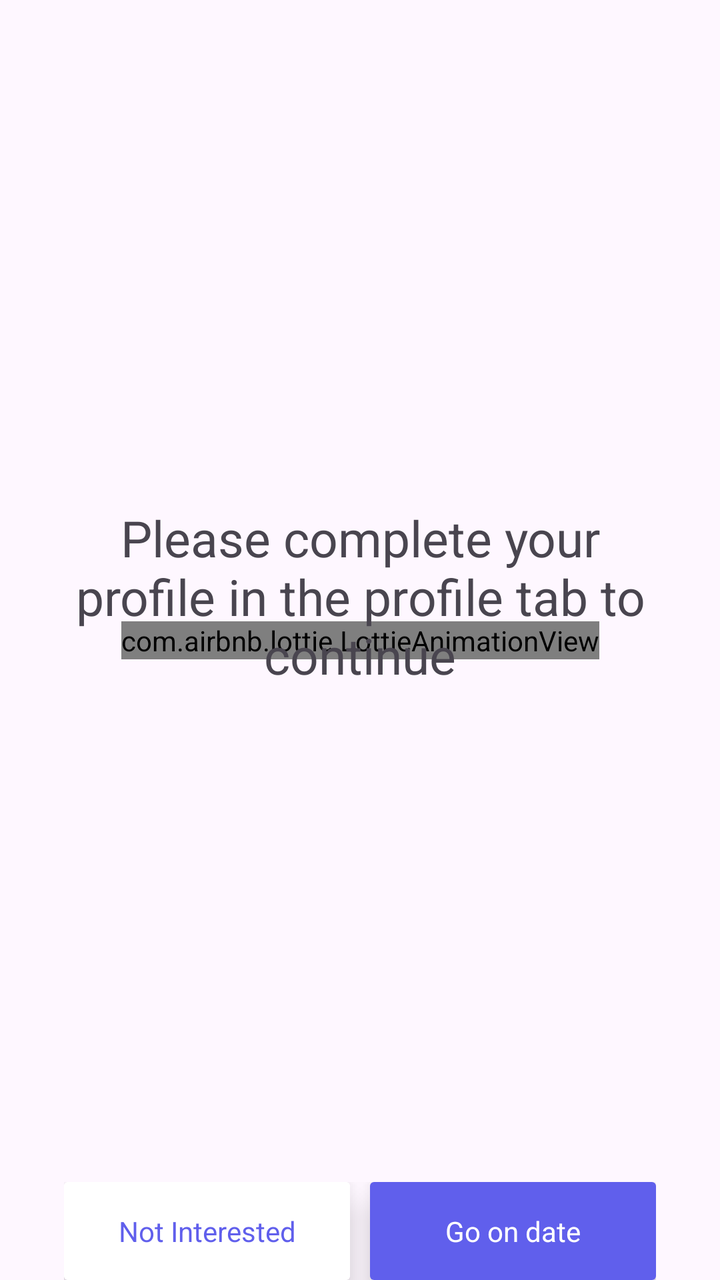
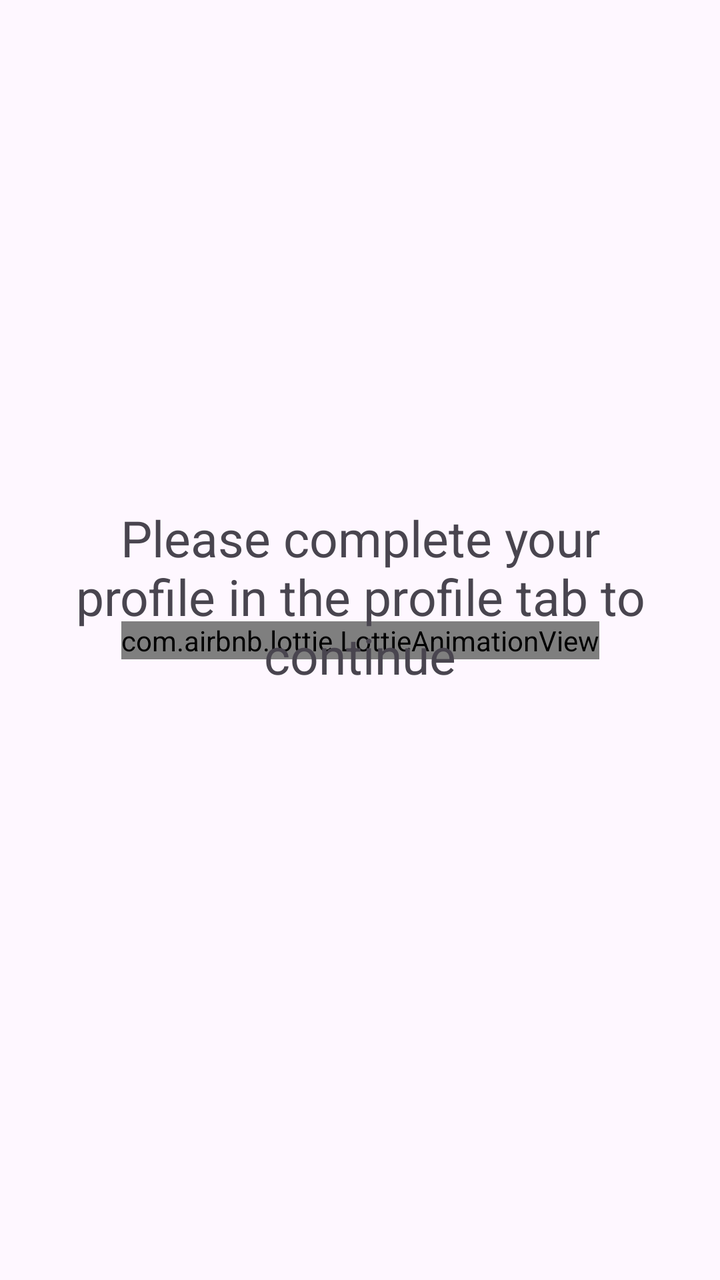

Two renders of the same Android screen: before a commit and after it. Below are the layout's source before the change and the commit's diff.
<!-- AndroidManifest.xml: application theme Theme.You4me -->
<!-- res/layout/fragment_find_date.xml -->
<?xml version="1.0" encoding="utf-8"?>
<androidx.constraintlayout.widget.ConstraintLayout
    xmlns:android="http://schemas.android.com/apk/res/android"
    xmlns:app="http://schemas.android.com/apk/res-auto"
    xmlns:tools="http://schemas.android.com/tools"
    android:layout_width="match_parent"
    android:layout_height="match_parent"
    android:layout_marginVertical="32dp"
    android:gravity="center"
    android:orientation="horizontal"
    android:paddingHorizontal="32dp"
    tools:context=".ui.main.FindDateFragment">

    <androidx.core.widget.NestedScrollView
        android:layout_width="match_parent"
        android:layout_height="match_parent"
        android:fillViewport="true"
        android:fitsSystemWindows="true">
    <androidx.constraintlayout.widget.ConstraintLayout
        android:id="@+id/main_lyt"
        android:layout_width="match_parent"
        android:layout_height="match_parent"
        android:visibility="gone"
        android:layout_marginBottom="@dimen/margin_70dp"
        app:layout_constraintBottom_toBottomOf="parent"
        app:layout_constraintEnd_toEndOf="parent"
        app:layout_constraintStart_toStartOf="parent"
        app:layout_constraintTop_toTopOf="parent">

        <TextView
            android:id="@+id/find_date_text"
            android:layout_width="wrap_content"
            android:layout_height="wrap_content"
            android:text="Find Date"
            android:layout_marginTop="@dimen/margin_20dp"
            android:textColor="@color/black"
            android:textSize="@dimen/text_size_25sp"
            app:layout_constraintEnd_toEndOf="parent"
            app:layout_constraintStart_toStartOf="parent"
            app:layout_constraintTop_toTopOf="parent" />

        <TextView
            android:id="@+id/find_date_sub_text"
            android:layout_width="wrap_content"
            android:layout_height="wrap_content"
            android:text="Find people who are available to go on a date"
            app:layout_constraintEnd_toEndOf="parent"
            app:layout_constraintStart_toStartOf="parent"
            app:layout_constraintTop_toBottomOf="@+id/find_date_text" />

        <ImageView
            android:id="@+id/imageView"
            android:layout_width="match_parent"
            android:layout_height="300dp"
            android:scaleType="fitXY"
            android:layout_marginTop="@dimen/margin_10dp"
            android:src="@drawable/find_date_placeholder"
            app:layout_constraintEnd_toEndOf="parent"
            app:layout_constraintStart_toStartOf="parent"
            app:layout_constraintTop_toBottomOf="@+id/find_date_sub_text" />

        <TextView
            android:id="@+id/user_name"
            android:layout_width="wrap_content"
            android:layout_height="wrap_content"
            android:layout_marginTop="@dimen/margin_10dp"
            android:text="Mary, 25"
            android:textColor="@color/black"
            android:textSize="@dimen/text_size_20sp"
            android:textStyle="bold"
            app:layout_constraintStart_toStartOf="parent"
            app:layout_constraintTop_toBottomOf="@+id/imageView" />

        <TextView
            android:id="@+id/my_location"
            android:layout_width="wrap_content"
            android:layout_height="wrap_content"
            android:layout_marginTop="@dimen/margin_20dp"
            android:text="Lagos"
            android:textSize="@dimen/text_size_15sp"
            android:textStyle="italic"
            app:layout_constraintBottom_toBottomOf="@+id/user_name"
            app:layout_constraintEnd_toEndOf="parent"
            app:layout_constraintTop_toBottomOf="@+id/imageView" />

        <TextView
            android:id="@+id/bio"
            android:layout_width="wrap_content"
            android:layout_height="wrap_content"
            android:layout_marginTop="@dimen/margin_10dp"
            android:gravity="start"
            android:text="Lorem ipsum dolor sit amet, consectetur adipiscing elit, sed do eiusmod tempor incididunt ut labore et dolore magna aliqua. Ut enim ad minim veniam, quis nostrud exercitation ullamco laboris nisi ut aliquip ex ea commodo consequat."
            android:textSize="@dimen/text_size_15sp"
            app:layout_constraintEnd_toEndOf="parent"
            app:layout_constraintStart_toStartOf="parent"
            app:layout_constraintTop_toBottomOf="@+id/user_name" />

        <LinearLayout
            android:id="@+id/location_layout"
            android:layout_width="0dp"
            android:layout_height="wrap_content"
            android:layout_marginTop="@dimen/margin_10dp"
            android:orientation="horizontal"
            android:weightSum="2"
            app:layout_constraintStart_toStartOf="parent"
            app:layout_constraintTop_toBottomOf="@+id/bio">

            <TextView
                android:layout_width="wrap_content"
                android:layout_height="wrap_content"
                android:text="Location : "
                android:textColor="@color/black"
                android:textStyle="bold" />

            <TextView
                android:id="@+id/location"
                android:layout_width="wrap_content"
                android:layout_height="wrap_content"
                android:text="Blackbell" />

        </LinearLayout>

        <LinearLayout
            android:id="@+id/payment_lyt"
            android:layout_width="wrap_content"
            android:layout_height="wrap_content"
            android:layout_marginTop="@dimen/margin_5dp"
            android:orientation="horizontal"
            android:weightSum="2"
            app:layout_constraintStart_toStartOf="parent"
            app:layout_constraintTop_toBottomOf="@+id/location_layout">

            <TextView
                android:layout_width="wrap_content"
                android:layout_height="wrap_content"
                android:text="Who is paying? : "
                android:textColor="@color/black"
                android:textStyle="bold" />

            <TextView
                android:id="@+id/payment"
                android:layout_width="wrap_content"
                android:layout_height="wrap_content"
                android:text="Mary will pay" />

        </LinearLayout>

        <androidx.constraintlayout.widget.Guideline
            android:id="@+id/guideline"
            android:layout_width="wrap_content"
            android:layout_height="wrap_content"
            android:orientation="vertical"
            app:layout_constraintGuide_percent="0.5" />

        <androidx.constraintlayout.widget.Guideline
            android:id="@+id/guideline2"
            android:layout_width="wrap_content"
            android:layout_height="wrap_content"
            android:orientation="horizontal"
            app:layout_constraintGuide_percent="0.65" />

        <TextView
            android:id="@+id/name_gallery"
            android:layout_width="wrap_content"
            android:layout_height="wrap_content"
            android:layout_marginTop="@dimen/margin_20dp"
            android:text="Mary's Gallery"
            android:textSize="@dimen/text_size_20sp"
            android:textStyle="bold"
            app:layout_constraintStart_toStartOf="parent"
            app:layout_constraintTop_toBottomOf="@+id/payment_lyt" />

        <GridLayout
            android:id="@+id/photoGrid"
            android:layout_width="match_parent"
            android:layout_height="wrap_content"
            android:layout_marginTop="@dimen/margin_10dp"
            android:columnCount="2"
            android:rowCount="2"
            android:useDefaultMargins="true"
            app:layout_constraintBottom_toBottomOf="parent"
            app:layout_constraintTop_toBottomOf="@+id/name_gallery">

            
            <FrameLayout
                android:id="@+id/frame1"
                android:layout_width="0dp"
                android:layout_height="100dp"
                android:layout_rowWeight="1"
                android:layout_columnWeight="1"
                android:layout_gravity="fill"
                android:background="@drawable/find_date_bg"
                android:clickable="true"
                android:focusable="true">

                <ImageView
                    android:id="@+id/addPhotoButton1"
                    android:layout_width="wrap_content"
                    android:layout_height="wrap_content"
                    android:layout_gravity="center"
                    android:contentDescription="Add Photo"
                    android:scaleType="centerInside"
                    android:visibility="gone" />
            </FrameLayout>

            
            <FrameLayout
                android:id="@+id/frame2"
                android:layout_width="0dp"
                android:layout_height="100dp"
                android:layout_rowWeight="1"
                android:layout_columnWeight="1"
                android:layout_gravity="fill"
                android:background="@drawable/find_date_bg"
                android:clickable="true"
                android:focusable="true">

                <ImageButton
                    android:id="@+id/addPhotoButton2"
                    android:layout_width="match_parent"
                    android:layout_height="match_parent"
                    android:contentDescription="Add Photo"
                    android:scaleType="fitXY"
                    android:visibility="gone" />
            </FrameLayout>

            
            <FrameLayout
                android:id="@+id/frame3"
                android:layout_width="0dp"
                android:layout_height="100dp"
                android:layout_rowWeight="1"
                android:layout_columnWeight="1"
                android:layout_gravity="fill"
                android:background="@drawable/find_date_bg"
                android:clickable="true"
                android:focusable="true">

                <ImageButton
                    android:id="@+id/addPhotoButton3"
                    android:layout_width="match_parent"
                    android:layout_height="match_parent"
                    android:background="@drawable/photos_bg"
                    android:contentDescription="Add Photo"
                    android:scaleType="fitXY"
                    android:visibility="gone" />
            </FrameLayout>

            
            <FrameLayout
                android:id="@+id/frame4"
                android:layout_width="0dp"
                android:layout_height="100dp"
                android:layout_rowWeight="1"
                android:layout_columnWeight="1"
                android:layout_gravity="fill"
                android:background="@drawable/find_date_bg"
                android:clickable="true"
                android:focusable="true">

                <ImageButton
                    android:id="@+id/addPhotoButton4"
                    android:layout_width="match_parent"
                    android:layout_height="match_parent"
                    android:background="@drawable/photos_bg"
                    android:contentDescription="Add Photo"
                    android:scaleType="fitXY"
                    android:visibility="gone" />
            </FrameLayout>

        </GridLayout>

    </androidx.constraintlayout.widget.ConstraintLayout>
    </androidx.core.widget.NestedScrollView>











            <androidx.constraintlayout.widget.ConstraintLayout
                android:id="@+id/constraintLayout2"
                android:layout_width="match_parent"
                android:layout_height="match_parent"
                android:visibility="gone"
                app:layout_constraintBottom_toBottomOf="parent"
                app:layout_constraintEnd_toEndOf="parent"
                app:layout_constraintStart_toStartOf="parent"
                app:layout_constraintTop_toTopOf="parent">

                <com.airbnb.lottie.LottieAnimationView
                    android:id="@+id/lottieAnimationView"
                    android:layout_width="wrap_content"
                    android:layout_height="wrap_content"
                    app:layout_constraintBottom_toBottomOf="parent"
                    app:layout_constraintEnd_toEndOf="parent"
                    app:layout_constraintStart_toStartOf="parent"
                    app:layout_constraintTop_toTopOf="parent"
                    app:lottie_autoPlay="true"
                    app:lottie_fileName="dating.json"
                    app:lottie_loop="true" />

                <TextView
                    android:id="@+id/empty_lyt"
                    android:layout_width="wrap_content"
                    android:layout_height="wrap_content"
                    android:text="No Dates available"
                    android:textAlignment="center"
                    android:textSize="25sp"
                    app:layout_constraintBottom_toBottomOf="@+id/lottieAnimationView"
                    app:layout_constraintEnd_toEndOf="parent"
                    app:layout_constraintHorizontal_bias="0.5"
                    app:layout_constraintStart_toStartOf="parent"
                    app:layout_constraintTop_toTopOf="@+id/lottieAnimationView"
                    app:layout_constraintVertical_bias="0.8" />

            </androidx.constraintlayout.widget.ConstraintLayout>
            <androidx.constraintlayout.widget.ConstraintLayout
                android:id="@+id/complete_profile_layout"
                android:layout_width="match_parent"
                android:layout_height="match_parent"
                android:visibility="visible"
                app:layout_constraintBottom_toBottomOf="parent"
                app:layout_constraintEnd_toEndOf="parent"
                app:layout_constraintStart_toStartOf="parent"
                app:layout_constraintTop_toTopOf="parent">

                <com.airbnb.lottie.LottieAnimationView
                    android:id="@+id/completeLottieAnimationView"
                    android:layout_width="wrap_content"
                    android:layout_height="wrap_content"
                    app:layout_constraintBottom_toBottomOf="parent"
                    app:layout_constraintEnd_toEndOf="parent"
                    app:layout_constraintStart_toStartOf="parent"
                    app:layout_constraintTop_toTopOf="parent"
                    app:lottie_autoPlay="true"
                    app:lottie_fileName="complete-profile.json"
                    app:lottie_loop="true" />

                <TextView
                    android:layout_width="wrap_content"
                    android:layout_height="wrap_content"
                    android:text="Please complete your profile in the profile tab to continue"
                    android:textAlignment="center"
                    android:textSize="25sp"
                    app:layout_constraintBottom_toBottomOf="@+id/completeLottieAnimationView"
                    app:layout_constraintEnd_toEndOf="parent"
                    app:layout_constraintHorizontal_bias="0.5"
                    app:layout_constraintStart_toStartOf="parent"
                    app:layout_constraintTop_toTopOf="@+id/completeLottieAnimationView"
                    app:layout_constraintVertical_bias="0.8" />

            </androidx.constraintlayout.widget.ConstraintLayout>

    <com.google.android.material.progressindicator.CircularProgressIndicator
        android:id="@+id/loader"
        android:layout_width="wrap_content"
        android:layout_height="wrap_content"
        android:layout_gravity="center"
        android:indeterminate="true"
        android:visibility="gone"
        app:layout_constraintBottom_toBottomOf="parent"
        app:layout_constraintEnd_toEndOf="@+id/constraintLayout2"
        app:layout_constraintStart_toStartOf="@+id/constraintLayout2"
        app:layout_constraintTop_toTopOf="parent" />

    <androidx.constraintlayout.widget.ConstraintLayout
        android:id="@+id/main_lyt_btn"
        android:layout_width="0dp"
        android:layout_height="wrap_content"
        android:visibility="visible"
        app:layout_constraintBottom_toBottomOf="parent"
        app:layout_constraintEnd_toEndOf="parent"
        app:layout_constraintStart_toStartOf="parent">

        <androidx.cardview.widget.CardView
            android:id="@+id/reject_btn_cardview"
            android:layout_width="0dp"
            android:layout_height="wrap_content"
            android:elevation="@dimen/margin_10dp"
            app:cardElevation="@dimen/margin_10dp"
            android:layout_marginEnd="@dimen/margin_5dp"
            app:layout_constraintBottom_toBottomOf="parent"
            app:layout_constraintEnd_toStartOf="@+id/guideline6"
            app:layout_constraintStart_toStartOf="parent"
            app:layout_constraintTop_toTopOf="parent">
            <TextView
                android:id="@+id/reject_btn"
                android:layout_width="match_parent"
                android:layout_height="wrap_content"
                android:text="Not Interested"
                android:gravity="center"
                android:background="@drawable/btn_not_interested"
                android:textColor="@color/purple"
                android:paddingVertical="15dp" />

        </androidx.cardview.widget.CardView>

        <androidx.constraintlayout.widget.Guideline
            android:id="@+id/guideline6"
            android:layout_width="wrap_content"
            android:layout_height="wrap_content"
            android:orientation="vertical"
            app:layout_constraintGuide_percent="0.5" />


        <androidx.cardview.widget.CardView
            android:layout_width="0dp"
            android:layout_height="wrap_content"
            android:elevation="@dimen/margin_10dp"
            app:cardElevation="@dimen/margin_10dp"
            android:layout_marginStart="@dimen/margin_5dp"
            app:layout_constraintBottom_toBottomOf="@+id/reject_btn_cardview"
            app:layout_constraintEnd_toEndOf="parent"
            app:layout_constraintStart_toStartOf="@+id/guideline6"
            app:layout_constraintTop_toTopOf="@+id/reject_btn_cardview">
        <TextView
            android:id="@+id/accept_btn"
            android:layout_width="match_parent"
            android:layout_height="wrap_content"
            android:text="Go on date"
            android:gravity="center"
            android:background="@drawable/btn_go_on_date"
            android:textColor="@color/white"
            android:paddingVertical="15dp" />
        </androidx.cardview.widget.CardView>
    </androidx.constraintlayout.widget.ConstraintLayout>

</androidx.constraintlayout.widget.ConstraintLayout>
<!-- resources referenced by this layout -->
<resources>
  <color name="black">#FF000000</color>
  <color name="purple">#605FEC</color>
  <color name="white">#FFFFFFFF</color>
  <dimen name="margin_10dp">10dp</dimen>
  <dimen name="margin_20dp">20dp</dimen>
  <dimen name="margin_5dp">5dp</dimen>
  <dimen name="margin_70dp">70dp</dimen>
  <dimen name="text_size_15sp">15sp</dimen>
  <dimen name="text_size_20sp">20sp</dimen>
  <dimen name="text_size_25sp">25sp</dimen>
  <!-- drawable btn_go_on_date (drawable) -->
  <?xml version="1.0" encoding="UTF-8"?>
  <shape xmlns:android="http://schemas.android.com/apk/res/android"
      android:shape="rectangle">
      <solid android:color="@color/purple"/>
      <corners android:radius="1dp" />
  </shape>
  <!-- drawable btn_not_interested (drawable) -->
  <?xml version="1.0" encoding="UTF-8"?>
  <shape xmlns:android="http://schemas.android.com/apk/res/android"
      android:shape="rectangle">
      <solid android:color="@color/white"/>
      <corners android:radius="1dp" />
  </shape>
  <!-- drawable find_date_bg: png bitmap (drawable, 12392 bytes) -->
  <!-- drawable find_date_placeholder: png bitmap (drawable, 31463 bytes) -->
  <!-- drawable photos_bg (drawable) -->
  <vector xmlns:android="http://schemas.android.com/apk/res/android"
      android:width="370dp"
      android:height="256dp"
      android:viewportWidth="370"
      android:viewportHeight="256">
    <path
        android:pathData="M1.5,1.5h367v253h-367z"
        android:strokeWidth="3"
        android:fillColor="#ffffff"
        android:strokeColor="#FFFFFF"/>
    <path
        android:pathData="M198.13,126.13H186.88V114.88C186.88,114.38 186.68,113.9 186.33,113.55C185.97,113.2 185.5,113 185,113C184.5,113 184.03,113.2 183.67,113.55C183.32,113.9 183.13,114.38 183.13,114.88V126.13H171.88C171.38,126.13 170.9,126.32 170.55,126.67C170.2,127.03 170,127.5 170,128C170,128.5 170.2,128.97 170.55,129.33C170.9,129.68 171.38,129.88 171.88,129.88H183.13V141.13C183.13,141.62 183.32,142.1 183.67,142.45C184.03,142.8 184.5,143 185,143C185.5,143 185.97,142.8 186.33,142.45C186.68,142.1 186.88,141.62 186.88,141.13V129.88H198.13C198.62,129.88 199.1,129.68 199.45,129.33C199.8,128.97 200,128.5 200,128C200,127.5 199.8,127.03 199.45,126.67C199.1,126.32 198.62,126.13 198.13,126.13Z"
        android:fillColor="#788896"/>
  </vector>
  <style name="Theme.You4me" parent="Base.Theme.You4me" />
  <style name="Base.Theme.You4me" parent="Theme.Material3.Light.NoActionBar">
          
           <item name="colorPrimary">@color/primary_pink</item>
      </style>
  <color name="primary_pink">#ffff0052</color>
</resources>

<!-- the commit's change to res/layout/fragment_find_date.xml (unified diff, before → after) -->
@@ -373,7 +373,7 @@
         android:id="@+id/main_lyt_btn"
         android:layout_width="0dp"
         android:layout_height="wrap_content"
-        android:visibility="visible"
+        android:visibility="gone"
         app:layout_constraintBottom_toBottomOf="parent"
         app:layout_constraintEnd_toEndOf="parent"
         app:layout_constraintStart_toStartOf="parent">
